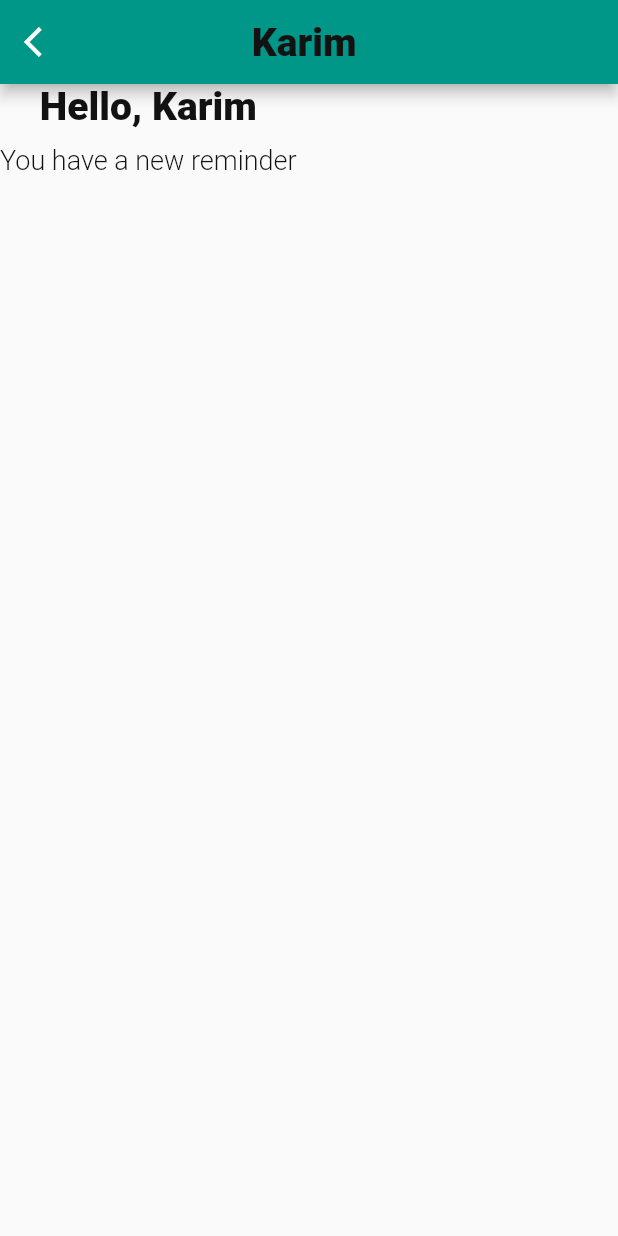
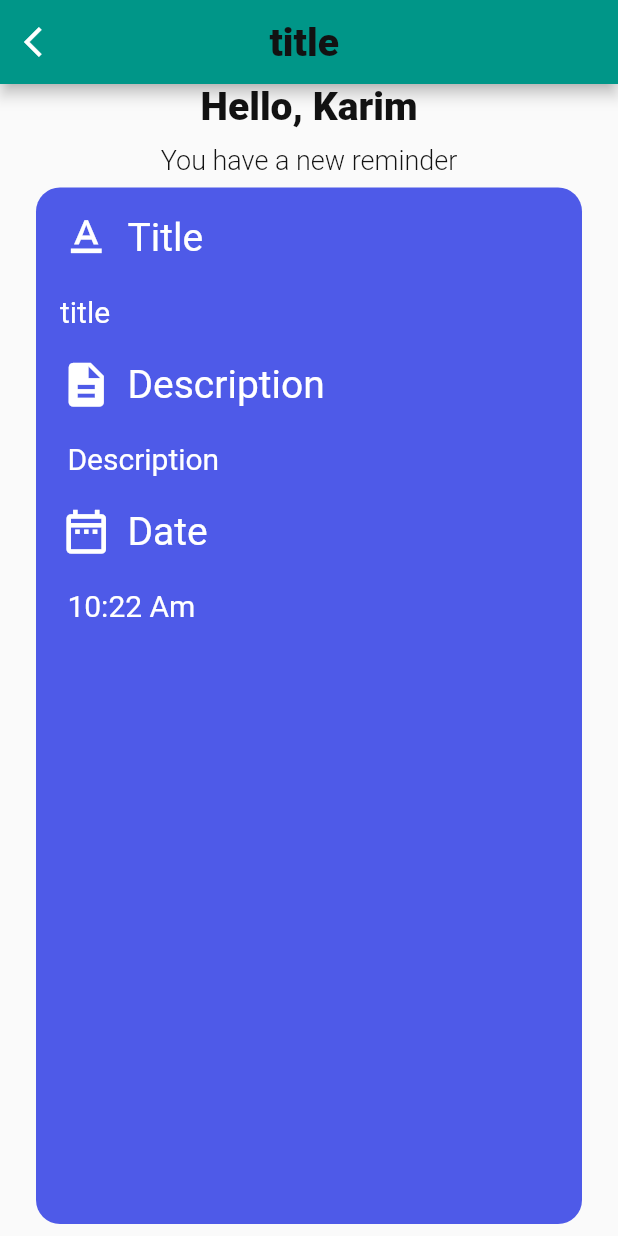
Before and after one commit to dev-KarimAhmed/to_do_app_getx_sqflit, a Flutter app: the screen it shows after launch, on a phone screen of 412 x 824 dp. Run offline on Flutter 3.47's test engine with Material 2 defaults, Android fonts, the phone set to English and light mode, and no system bars; our stand-ins replace get.

Commit message:
notifications screen part 2

```diff
--- a/lib/main.dart
+++ b/lib/main.dart
@@ -19,7 +19,7 @@ class MyApp extends StatelessWidget {
       ),
       title: 'To Do',
       debugShowCheckedModeBanner: false,
-      home: NotificationScreen(pyload:'Karim | Ahmed | Hashim'),
+      home: NotificationScreen(pyload:'title | Description | 10:22 Am'),
     );
   }
 }
--- a/lib/ui/pages/notification_screen.dart
+++ b/lib/ui/pages/notification_screen.dart
@@ -45,6 +45,8 @@ class _NotificationScreenState extends State<NotificationScreen> {
       body: SafeArea(
         child: Column(
           children: [
+            Column(
+              children: [
                 Text(
                   'Hello, Karim',
                   style: TextStyle(
@@ -64,6 +66,100 @@ class _NotificationScreenState extends State<NotificationScreen> {
                 ),
               ],
             ),
+            Expanded(
+              child: Padding(
+                padding: const EdgeInsets.all(8.0),
+                child: Container(
+                  padding: EdgeInsets.symmetric(horizontal: 16, vertical: 16),
+                  margin: EdgeInsets.symmetric(horizontal: 16),
+                  decoration: BoxDecoration(
+                    borderRadius: BorderRadius.circular(16),
+                    color: primaryClr,
+                  ),
+                  child: Column(
+                    crossAxisAlignment: CrossAxisAlignment.start,
+                    children: [
+                      Row(
+                        children: [
+                          Icon(
+                            Icons.text_format,
+                            color: Colors.white,
+                            size: 35,
+                          ),
+                          SizedBox(
+                            width: 10,
+                          ),
+                          Text(
+                            'Title',
+                            style: TextStyle(
+                              color: Colors.white,
+                              fontSize: 26,
+                            ),
+                          ),
+                        ],
+                      ),
+                      const SizedBox(height: 20),
+                      Text(
+                        _pyload.toString().split('|')[0],
+                        style: TextStyle(color: Colors.white, fontSize: 20),
+                      ),
+                      const SizedBox(height: 20),
+                      Row(
+                        children: [
+                          Icon(
+                            Icons.description,
+                            color: Colors.white,
+                            size: 35,
+                          ),
+                          SizedBox(
+                            width: 10,
+                          ),
+                          Text(
+                            'Description',
+                            style: TextStyle(
+                              color: Colors.white,
+                              fontSize: 26,
+                            ),
+                          ),
+                        ],
+                      ),
+                      const SizedBox(height: 20),
+                      Text(
+                        _pyload.toString().split('|')[1],
+                        style: TextStyle(color: Colors.white, fontSize: 20),
+                      ),
+                      const SizedBox(height: 20),
+                      Row(
+                        children: [
+                          Icon(
+                            Icons.date_range_outlined,
+                            color: Colors.white,
+                            size: 35,
+                          ),
+                          SizedBox(
+                            width: 10,
+                          ),
+                          Text(
+                            'Date',
+                            style: TextStyle(
+                              color: Colors.white,
+                              fontSize: 26,
+                            ),
+                          ),
+                        ],
+                      ),
+                      const SizedBox(height: 20),
+                      Text(
+                        _pyload.toString().split('|')[2],
+                        style: TextStyle(color: Colors.white, fontSize: 20),
+                      ),
+                    ],
+                  ),
+                ),
+              ),
+            ),
+          ],
+        ),
       ),
     );
   }
```
Lines whose indentation alone changed are shown as unchanged.
